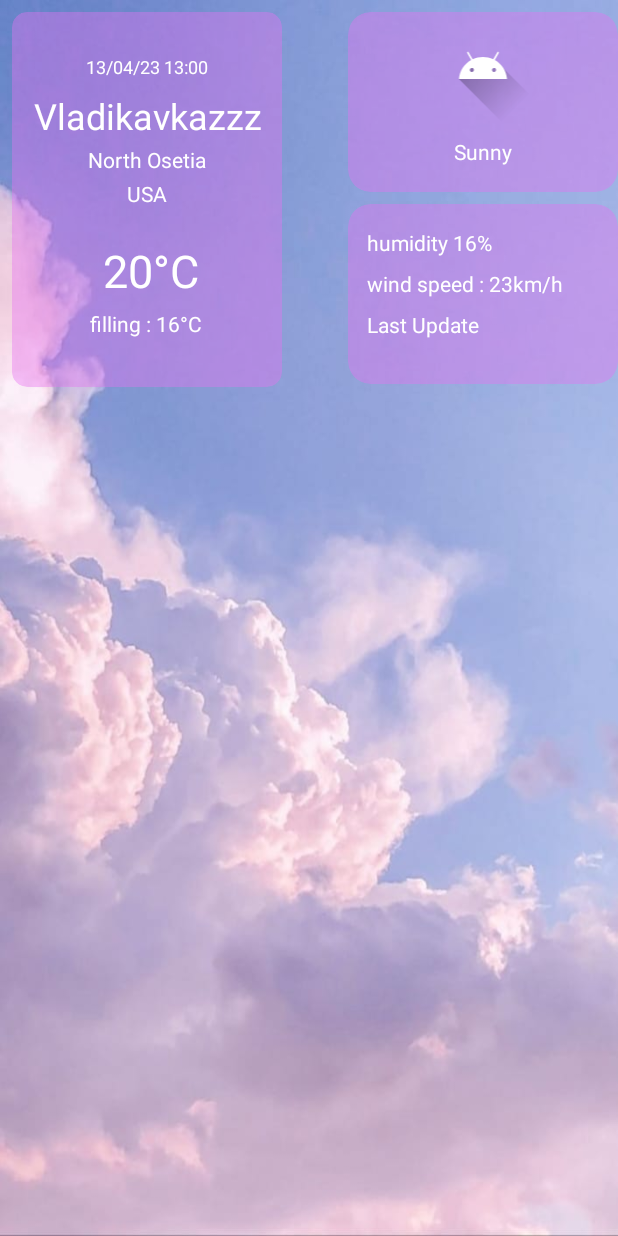
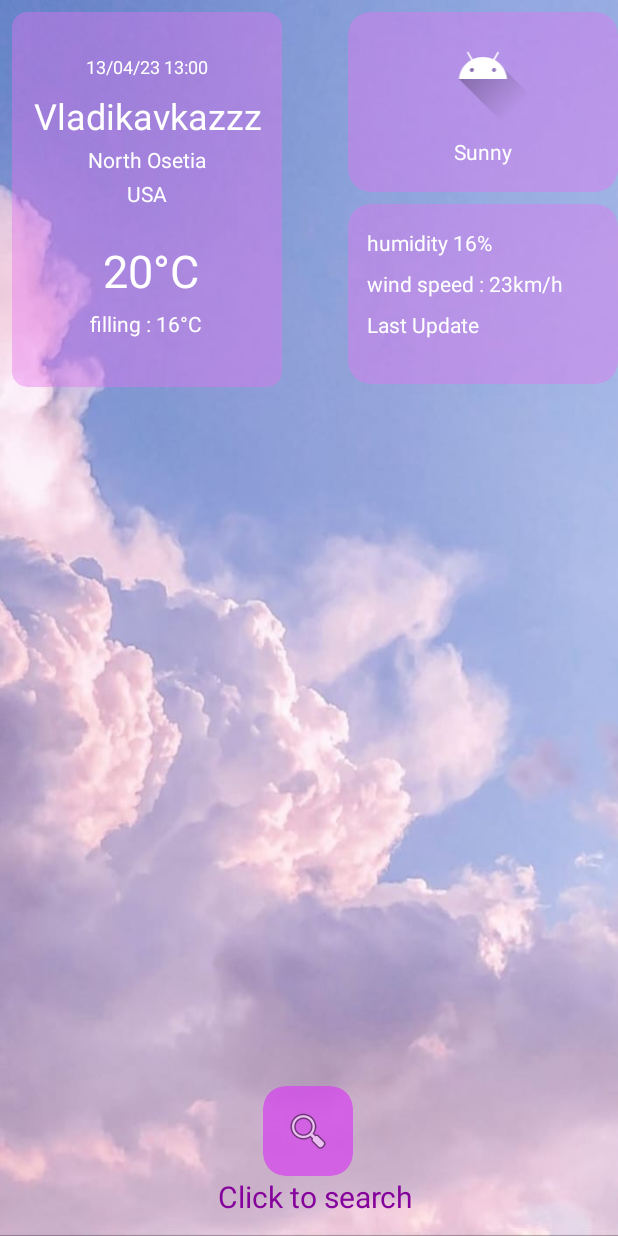
Before and after one commit to ArsenSidakov/Weather, an Android app: the screen it shows after launch (MainActivity), on a phone screen of 412 x 824 dp. Run offline under Robolectric (Android 15) with nearby library versions, the phone set to English and light mode, and no system bars; our stand-ins replace Picasso; pictures from the network do not load; 1 statement that could not run was skipped.

Commit message:
3я фиксация

```diff
--- a/app/build.gradle
+++ b/app/build.gradle
@@ -44,7 +44,6 @@ dependencies {
     implementation 'androidx.appcompat:appcompat:1.6.1'
     implementation 'com.google.android.material:material:1.5.0'
     implementation 'androidx.constraintlayout:constraintlayout:2.1.4'
-    implementation 'com.google.android.gms:play-services-tasks:18.0.2'
     implementation 'com.google.android.gms:play-services-location:21.0.1'
     testImplementation 'junit:junit:4.13.2'
     androidTestImplementation 'androidx.test.ext:junit:1.1.5'
--- a/app/src/main/java/com/example/weatherapp/Repository/Extencion/Permission.kt
+++ b/app/src/main/java/com/example/weatherapp/Repository/Extencion/Permission.kt
@@ -1,5 +1,6 @@
 package com.example.weatherapp.Repository.Extencion
 
+import android.app.Application
 import android.content.pm.PackageManager
 import android.widget.Toast
 import androidx.activity.result.ActivityResultLauncher
@@ -7,6 +8,7 @@ import androidx.activity.result.contract.ActivityResultContracts
 import androidx.appcompat.app.AppCompatActivity
 import androidx.core.content.ContextCompat
 import com.example.weatherapp.Repository.Application.App
+import com.example.weatherapp.ViewModel.MainViewModel
 
 val app = App.applicationContext
 fun AppCompatActivity.isPermissionGranted(permission: String):Boolean{
--- a/app/src/main/java/com/example/weatherapp/UI/Activiry/HoursActivity.kt
+++ b/app/src/main/java/com/example/weatherapp/UI/Activiry/HoursActivity.kt
@@ -7,7 +7,7 @@ import com.example.weatherapp.R
 import com.example.weatherapp.Repository.Adapters.ListenerAdapter
 import com.example.weatherapp.Repository.Adapters.WeatherDayAdapter
 import com.example.weatherapp.Repository.Retrofit.RecyclerViewModel
-import com.example.weatherapp.UI.Interface.InitRecyclerView
+import com.example.weatherapp.UI.ActivityTools.InitRecyclerView
 import com.example.weatherapp.databinding.ActivityHoursBinding
 
 class HoursActivity : AppCompatActivity(), ListenerAdapter, InitRecyclerView {
--- a/app/src/main/java/com/example/weatherapp/UI/Activiry/MainActivity.kt
+++ b/app/src/main/java/com/example/weatherapp/UI/Activiry/MainActivity.kt
@@ -1,14 +1,13 @@
 package com.example.weatherapp.UI.Activiry
 
 import android.Manifest
-import android.app.Instrumentation.ActivityResult
 import android.content.Context
 import android.content.Intent
-import android.content.pm.LauncherApps
 import android.content.pm.PackageManager
 import android.location.LocationManager
 import androidx.appcompat.app.AppCompatActivity
 import android.os.Bundle
+import android.provider.Settings
 import android.widget.Toast
 import androidx.activity.result.ActivityResultLauncher
 import androidx.activity.result.contract.ActivityResultContracts
@@ -20,12 +19,14 @@ import com.example.weatherapp.Repository.Adapters.ListenerAdapter
 import com.example.weatherapp.Repository.Adapters.WeatherDayAdapter
 import com.example.weatherapp.Repository.Extencion.isPermissionGranted
 import com.example.weatherapp.Repository.Retrofit.RecyclerViewModel
-import com.example.weatherapp.UI.Interface.InitRecyclerView
+import com.example.weatherapp.UI.ActivityTools.DialogManager
+import com.example.weatherapp.UI.ActivityTools.InitRecyclerView
+import com.example.weatherapp.UI.ActivityTools.LocalPermission
 import com.example.weatherapp.ViewModel.MainViewModel
 import com.example.weatherapp.databinding.ActivityMainBinding
 import com.google.android.gms.location.FusedLocationProviderClient
-import com.google.android.gms.location.LocationRequest
 import com.google.android.gms.location.LocationServices
+import com.google.android.gms.location.Priority
 import com.google.android.gms.tasks.CancellationTokenSource
 import com.squareup.picasso.Picasso
 import kotlinx.coroutines.CoroutineScope
@@ -33,19 +34,29 @@ import kotlinx.coroutines.Dispatchers
 import kotlinx.coroutines.launch
 
 
-class MainActivity : AppCompatActivity(), ListenerAdapter, InitRecyclerView {
+class MainActivity : AppCompatActivity(), ListenerAdapter, InitRecyclerView, LocalPermission {
     lateinit var mainViewModel: MainViewModel
     lateinit var binding: ActivityMainBinding
     private lateinit var adapter: WeatherDayAdapter
     private lateinit var launcherPermission: ActivityResultLauncher<String>
+    lateinit var location: FusedLocationProviderClient
     override fun onCreate(savedInstanceState: Bundle?) {
         super.onCreate(savedInstanceState)
         binding = ActivityMainBinding.inflate(layoutInflater)
         setContentView(binding.root)
+        location = LocationServices.getFusedLocationProviderClient(this)
         mainViewModel = ViewModelProvider(this)[MainViewModel::class.java]
         checkPermission()
-        CoroutineScope(Dispatchers.Main).launch {
-            mainViewModel.initListWeatherModel("Vladikavkaz")
+        checkLocation()
+        getLocation()
+        binding.imSearchCity.setOnClickListener {
+            DialogManager.cityTake(this, object : DialogManager.DialogListener {
+                override fun onClick(name: String?) {
+                    CoroutineScope(Dispatchers.IO).launch {
+                        name?.let { it1 -> mainViewModel.initListWeatherModel(it1) }
+                    }
+                }
+            })
         }
         mainViewModel.liveDataWeatherModel.observe(this) {
             binding.cityTextView.text = it.location.name
@@ -65,7 +76,11 @@ class MainActivity : AppCompatActivity(), ListenerAdapter, InitRecyclerView {
                 recyclerViewInit(mainViewModel.initDayList(it))
             }
         }
+    }
 
+    override fun onResume() {
+        super.onResume()
+        checkLocation()
     }
 
     override fun recyclerViewInit(list: List<RecyclerViewModel>) {
@@ -93,14 +108,57 @@ class MainActivity : AppCompatActivity(), ListenerAdapter, InitRecyclerView {
         }
     }
 
-
-    private fun permissionListener() {
-        launcherPermission = registerForActivityResult(ActivityResultContracts.RequestPermission()){
-            Toast.makeText( this,"Permission $it",Toast.LENGTH_SHORT).show()
+    override fun checkLocation() {
+        if (locationEnabled()) {
+            getLocation()
+        } else {
+            DialogManager.locationSetting(this, object : DialogManager.DialogListener {
+                override fun onClick(name: String?) {
+                    startActivity(Intent(Settings.ACTION_LOCATION_SOURCE_SETTINGS))
+                }
+            })
         }
     }
-    fun checkPermission(){
-        if (!isPermissionGranted(Manifest.permission.ACCESS_FINE_LOCATION)){
+
+    override fun locationEnabled(): Boolean {
+        val locationManager = this.getSystemService(Context.LOCATION_SERVICE) as LocationManager
+        return locationManager.isProviderEnabled(LocationManager.GPS_PROVIDER)
+    }
+
+    override fun getLocation() {
+        if (!locationEnabled()) {
+            Toast.makeText(this, "Геолокация выключена!", Toast.LENGTH_SHORT).show()
+            return
+        }
+        val cancellationToken = CancellationTokenSource()
+        if (ActivityCompat.checkSelfPermission(
+                this,
+                Manifest.permission.ACCESS_FINE_LOCATION
+            ) != PackageManager.PERMISSION_GRANTED && ActivityCompat.checkSelfPermission(
+                this,
+                Manifest.permission.ACCESS_COARSE_LOCATION
+            ) != PackageManager.PERMISSION_GRANTED
+        ) {
+            return
+        }
+        location.getCurrentLocation(Priority.PRIORITY_HIGH_ACCURACY, cancellationToken.token)
+            .addOnCompleteListener {
+                CoroutineScope(Dispatchers.Main).launch {
+                    mainViewModel.initListWeatherModel("${it.result.latitude},${it.result.longitude}")
+                }
+            }
+
+    }
+
+    override fun permissionListener() {
+        launcherPermission =
+            registerForActivityResult(ActivityResultContracts.RequestPermission()) {
+                Toast.makeText(this, "Permission $it", Toast.LENGTH_SHORT).show()
+            }
+    }
+
+    override fun checkPermission() {
+        if (!isPermissionGranted(Manifest.permission.ACCESS_FINE_LOCATION)) {
             permissionListener()
             launcherPermission.launch(Manifest.permission.ACCESS_FINE_LOCATION)
         }
--- a/app/src/main/java/com/example/weatherapp/UI/ActivityTools/InitRecyclerView.kt
+++ b/app/src/main/java/com/example/weatherapp/UI/ActivityTools/InitRecyclerView.kt
@@ -1,4 +1,4 @@
-package com.example.weatherapp.UI.Interface
+package com.example.weatherapp.UI.ActivityTools
 
 import com.example.weatherapp.Repository.Retrofit.RecyclerViewModel
 
--- a/app/src/main/java/com/example/weatherapp/UI/ActivityTools/LocalPermission.kt
+++ b/app/src/main/java/com/example/weatherapp/UI/ActivityTools/LocalPermission.kt
@@ -1,4 +1,14 @@
 package com.example.weatherapp.UI.ActivityTools
 
-class LocalPermission {
+interface LocalPermission {
+    fun locationEnabled():Boolean
+
+    fun getLocation()
+
+    fun permissionListener()
+
+    fun checkPermission()
+
+    fun checkLocation()
+
 }
--- a/app/src/main/java/com/example/weatherapp/ViewModel/MainViewModel.kt
+++ b/app/src/main/java/com/example/weatherapp/ViewModel/MainViewModel.kt
@@ -9,7 +9,6 @@ import com.example.weatherapp.Repository.Retrofit.RecyclerViewModel
 class MainViewModel : ViewModel(),SaveRetrofitModel {
 
     var liveDataWeatherModel= MutableLiveData<WeatherModel>()
-    var liveDataWeatherModelList= MutableLiveData<List<WeatherModel>>()
     val useRetrofit = UseRetrofit()
 
     override suspend fun initListWeatherModel(city:String) {
--- a/app/src/main/res/layout/activity_hours.xml
+++ b/app/src/main/res/layout/activity_hours.xml
@@ -37,7 +37,7 @@
         android:layout_marginStart="8dp"
         android:layout_marginTop="8dp"
         android:layout_marginEnd="8dp"
-        app:cardBackgroundColor="@color/YelowWeather"
+        app:cardBackgroundColor="@color/ItemsWeather"
         app:cardElevation="0dp"
         app:cardMaxElevation="0dp"
         app:layout_constraintEnd_toEndOf="parent"
--- a/app/src/main/res/layout/activity_main.xml
+++ b/app/src/main/res/layout/activity_main.xml
@@ -24,7 +24,7 @@
         android:layout_height="250dp"
         android:layout_marginStart="8dp"
         android:layout_marginTop="8dp"
-        android:backgroundTint="@color/blueWeather"
+        android:backgroundTint="@color/CardWeather"
         app:cardCornerRadius="10dp"
         app:cardElevation="0dp"
         app:cardMaxElevation="0dp"
@@ -40,7 +40,7 @@
                 android:layout_width="wrap_content"
                 android:layout_height="wrap_content"
                 android:layout_marginTop="28dp"
-                android:backgroundTint="@color/blueWeather"
+                android:backgroundTint="@color/CardWeather"
                 android:text="13/04/23 13:00"
                 android:textColor="@color/white"
                 android:textSize="12sp"
@@ -118,9 +118,10 @@
         android:layout_width="0dp"
         android:layout_height="0dp"
         android:layout_marginStart="8dp"
-        android:layout_marginTop="16dp"
+        android:layout_marginTop="24dp"
         android:layout_marginEnd="8dp"
-        app:layout_constraintBottom_toBottomOf="parent"
+        android:layout_marginBottom="16dp"
+        app:layout_constraintBottom_toTopOf="@+id/cardView4"
         app:layout_constraintEnd_toEndOf="parent"
         app:layout_constraintStart_toStartOf="parent"
         app:layout_constraintTop_toBottomOf="@+id/cardView" />
@@ -130,7 +131,7 @@
         android:layout_width="180dp"
         android:layout_height="120dp"
         android:layout_marginTop="8dp"
-        app:cardBackgroundColor="@color/blueWeather"
+        app:cardBackgroundColor="@color/CardWeather"
         app:cardCornerRadius="15dp"
         app:cardElevation="0dp"
         app:cardMaxElevation="0dp"
@@ -139,7 +140,7 @@
 
         <androidx.constraintlayout.widget.ConstraintLayout
             android:layout_width="match_parent"
-            android:layout_height="match_parent" >
+            android:layout_height="match_parent">
 
             <ImageView
                 android:id="@+id/imWeatherLive"
@@ -169,7 +170,7 @@
         android:layout_width="180dp"
         android:layout_height="120dp"
         android:layout_marginTop="5dp"
-        app:cardBackgroundColor="@color/blueWeather"
+        app:cardBackgroundColor="@color/CardWeather"
         app:cardCornerRadius="15dp"
         app:cardElevation="0dp"
         app:layout_constraintBottom_toBottomOf="@+id/cardView"
@@ -215,4 +216,52 @@
         </androidx.constraintlayout.widget.ConstraintLayout>
     </androidx.cardview.widget.CardView>
 
+    <androidx.cardview.widget.CardView
+        android:id="@+id/cardView4"
+        android:layout_width="wrap_content"
+        android:layout_height="wrap_content"
+        android:layout_marginStart="175dp"
+        android:layout_marginEnd="50dp"
+        android:layout_marginBottom="40dp"
+        app:cardBackgroundColor="@color/ButtonWeather"
+        app:cardCornerRadius="15dp"
+        app:cardElevation="0dp"
+        app:cardMaxElevation="0dp"
+        app:layout_constraintBottom_toBottomOf="@+id/imageView3"
+        app:layout_constraintEnd_toEndOf="parent"
+        app:layout_constraintHorizontal_bias="0.0"
+        app:layout_constraintStart_toStartOf="parent">
+
+        <androidx.constraintlayout.widget.ConstraintLayout
+            android:layout_width="match_parent"
+            android:layout_height="match_parent">
+
+            <ImageButton
+                android:id="@+id/imSearchCity"
+                android:layout_width="60dp"
+                android:layout_height="60dp"
+                android:background="@null"
+                android:src="@android:drawable/ic_menu_search"
+                app:layout_constraintBottom_toBottomOf="parent"
+                app:layout_constraintEnd_toEndOf="parent"
+                app:layout_constraintStart_toStartOf="parent"
+                app:layout_constraintTop_toTopOf="parent" />
+        </androidx.constraintlayout.widget.ConstraintLayout>
+    </androidx.cardview.widget.CardView>
+
+    <TextView
+        android:id="@+id/textView"
+        android:layout_width="wrap_content"
+        android:layout_height="wrap_content"
+        android:text="Click to search"
+        android:textAppearance="@style/TextAppearance.AppCompat.Display1"
+        android:textColor="#85019C"
+        android:textSize="20sp"
+        app:layout_constraintBottom_toBottomOf="@+id/imageView3"
+        app:layout_constraintEnd_toEndOf="@+id/cardView4"
+        app:layout_constraintHorizontal_bias="0.43"
+        app:layout_constraintStart_toStartOf="@+id/cardView4"
+        app:layout_constraintTop_toBottomOf="@+id/cardView4"
+        app:layout_constraintVertical_bias="0.0" />
+
 </androidx.constraintlayout.widget.ConstraintLayout>
--- a/app/src/main/res/layout/list_item.xml
+++ b/app/src/main/res/layout/list_item.xml
@@ -6,7 +6,7 @@
     android:layout_width="match_parent"
     android:layout_height="wrap_content"
     android:layout_marginTop="8dp"
-    android:backgroundTint="@color/YelowWeather"
+    android:backgroundTint="@color/ItemsWeather"
     app:cardCornerRadius="15dp"
     app:cardElevation="0dp"
     app:cardMaxElevation="0dp">
--- a/app/src/main/res/values/colors.xml
+++ b/app/src/main/res/values/colors.xml
@@ -2,6 +2,7 @@
 <resources>
     <color name="black">#FF000000</color>
     <color name="white">#FFFFFFFF</color>
-    <color name="blueWeather">#66E672F1</color>
-    <color name="YelowWeather">#669A66FA</color>
+    <color name="CardWeather">#66E672F1</color>
+    <color name="ItemsWeather">#669A66FA</color>
+    <color name="ButtonWeather">#B3D640EF</color>
 </resources>
```
Also changed, not shown: app/src/main/java/com/example/weatherapp/UI/ActivityTools/DialogManager.kt (+39 -0 lines).
